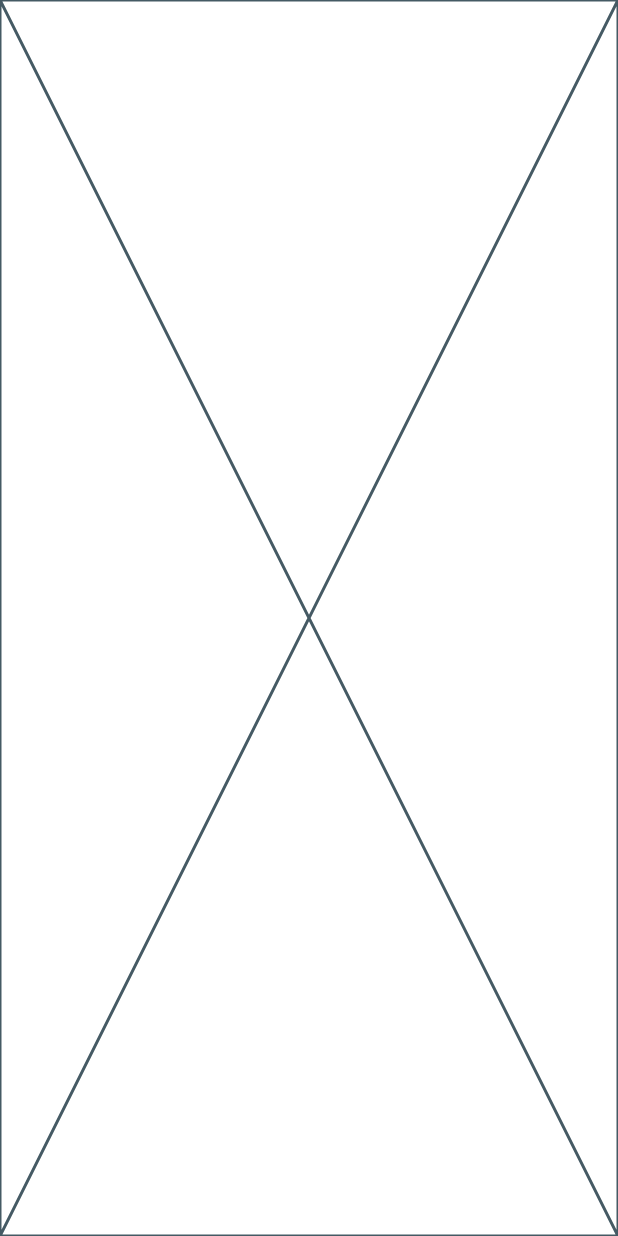
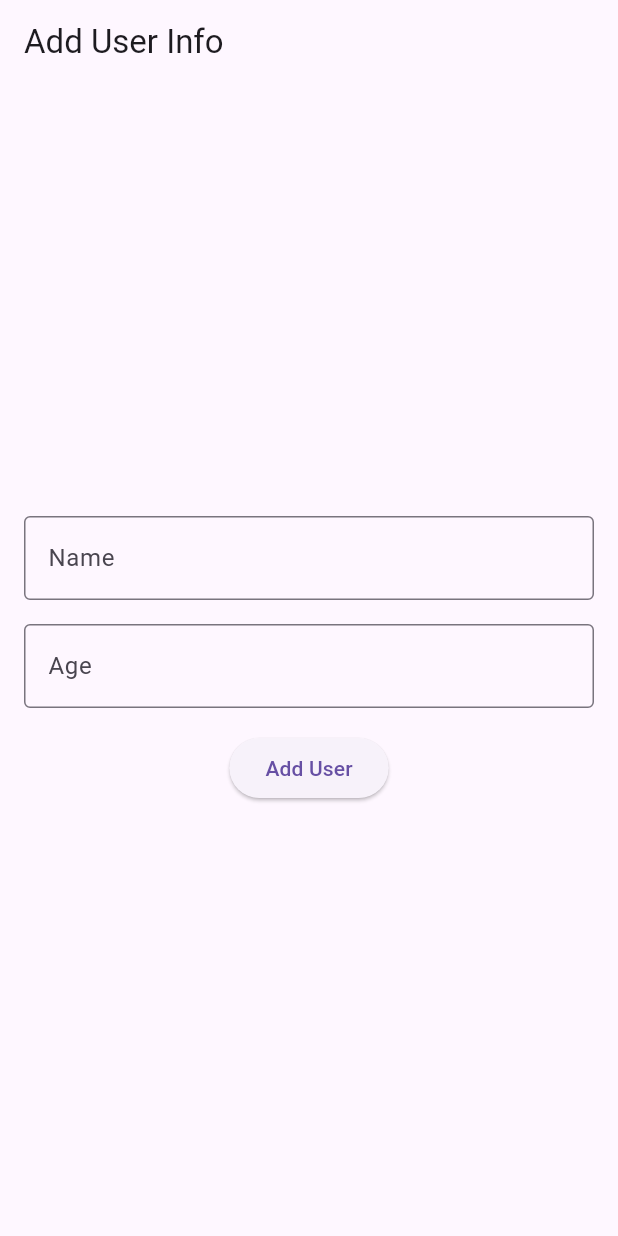
Before and after one commit to SteveT2023/SQLiteApp, a Flutter app: the screen it shows after launch, on a phone screen of 412 x 824 dp. Run offline on Flutter 3.47's test engine with Material 3 defaults, Android fonts, the light colour scheme and no system bars; our stand-ins replace sqflite; accounts and stored records are empty.

Commit message:
Created UI to insert user info.

```diff
--- a/lib/main.dart
+++ b/lib/main.dart
@@ -24,8 +24,78 @@ class userInfo extends StatefulWidget {
 }
 
 class _userInfoState extends State<userInfo> {
+  late DatabaseHelper _dbHelper;
+  final _nameController = TextEditingController();
+  final _ageController = TextEditingController();
+
+  @override
+  void initState() {
+    super.initState();
+    _dbHelper = DatabaseHelper();
+    _dbHelper.init();
+  }
+
+  void _addUser() async {
+    final name = _nameController.text;
+    final age = int.tryParse(_ageController.text);
+
+    if (name.isEmpty || age == null) {
+      ScaffoldMessenger.of(context).showSnackBar(
+        SnackBar(content: Text('Please enter valid name and age')),
+      );
+      return;
+    }
+
+    await _dbHelper.insert({
+      'name': name,
+      'age': age,
+    });
+
+    _nameController.clear();
+    _ageController.clear();
+
+    ScaffoldMessenger.of(context).showSnackBar(
+      SnackBar(content: Text('User added successfully')),
+    );
+
+    setState(() {});
+  }
+
   @override
   Widget build(BuildContext context) {
-    return const Placeholder();
+    return Scaffold(
+      appBar: AppBar(
+        title: Text('Add User Info'),
+      ),
+      body: Padding(
+        padding: const EdgeInsets.all(16.0),
+        child: Column(
+          mainAxisAlignment: MainAxisAlignment.center,
+          children: [
+            TextField(
+              controller: _nameController,
+              decoration: InputDecoration(
+                labelText: 'Name',
+                border: OutlineInputBorder(),
+              ),
+            ),
+            SizedBox(height: 16),
+            TextField(
+              controller: _ageController,
+              keyboardType: TextInputType.number,
+              decoration: InputDecoration(
+                labelText: 'Age',
+                border: OutlineInputBorder(),
+              ),
+            ),
+            SizedBox(height: 16),
+            ElevatedButton(
+              onPressed: _addUser,
+              child: Text('Add User'),
+            ),
+          ],
+        ),
+      ),
+    );
   }
 }
```
Also changed, not shown: 1 other file.
